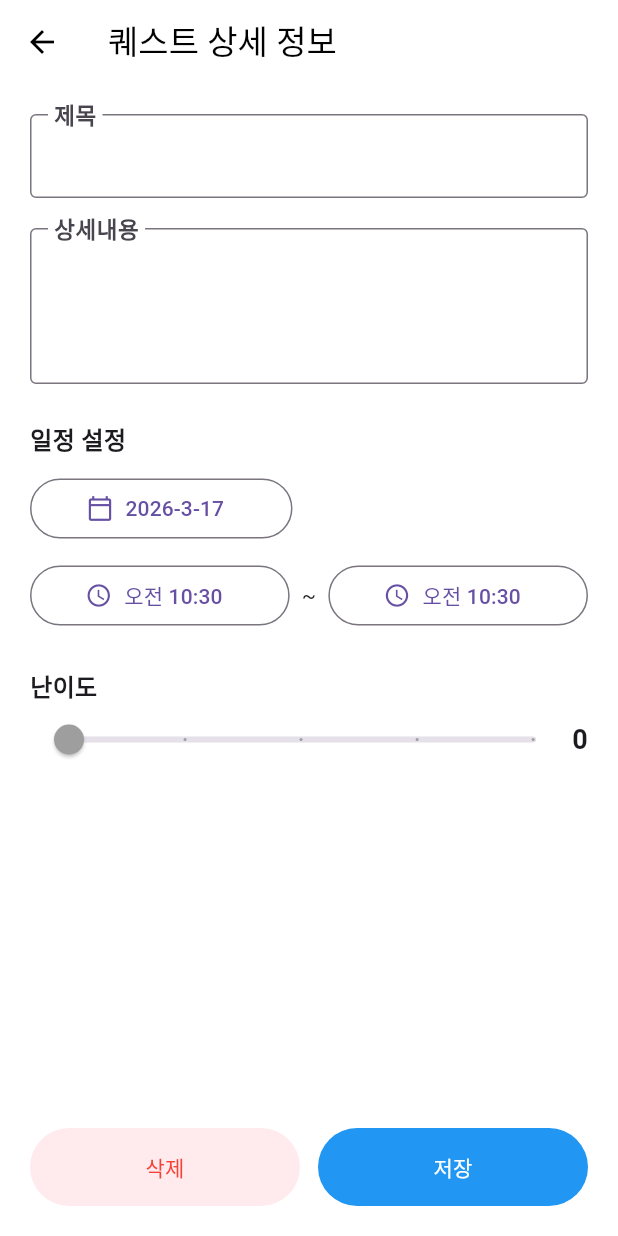
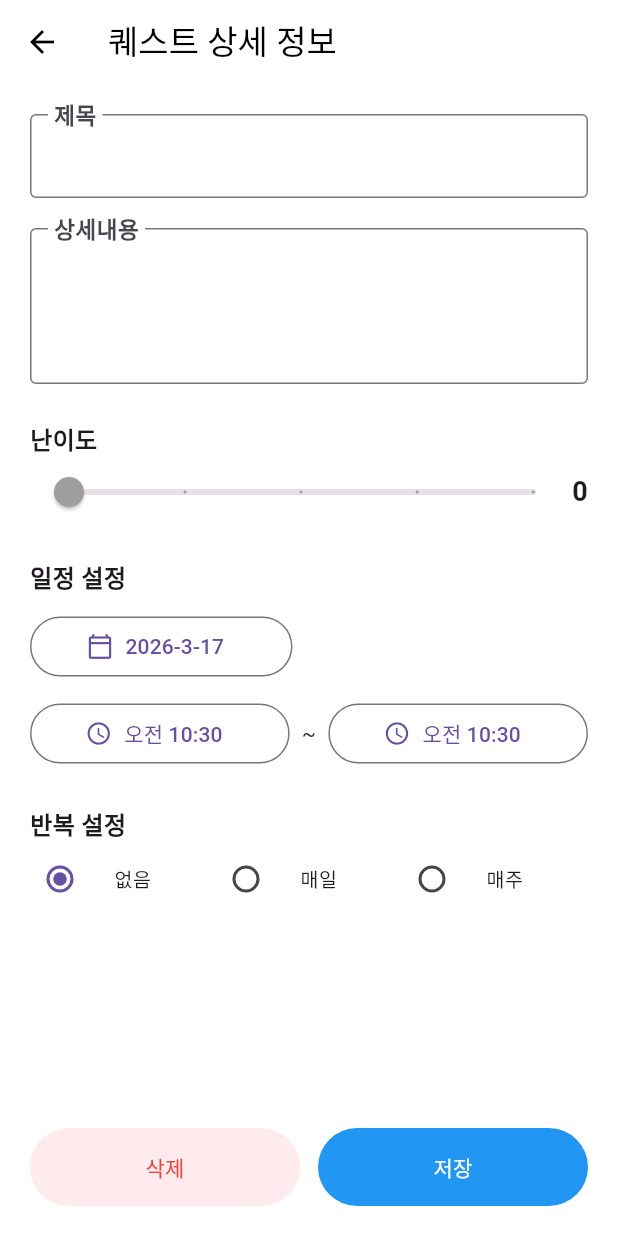
Before and after one commit to AndOne1shot/andone, a Flutter app: the TodoDetailPageView screen opened directly with empty values, on a phone screen of 412 x 824 dp. Run offline on Flutter 3.47's test engine with Material 3 defaults, Android fonts, the phone set to English and light mode, and no system bars; our stand-ins replace cloud_firestore, firebase_core, flutter_riverpod; accounts and stored records are empty; generated files the repository leaves out were written again.

Commit message:
반복도 추가 및 완료 버튼 우측으로 변경

```diff
--- a/lib/model/todo_model.dart
+++ b/lib/model/todo_model.dart
@@ -8,6 +8,7 @@ class TodoModel {
   final DateTime startTime;
   final DateTime endTime;
   final bool isCompleted;
+  final int repeat;
 
   TodoModel({
     required this.id,
@@ -17,6 +18,7 @@ class TodoModel {
     required this.startTime,
     required this.endTime,
     required this.isCompleted,
+    required this.repeat,
   });
 
   factory TodoModel.fromFirestore(DocumentSnapshot doc) {
@@ -29,7 +31,8 @@ class TodoModel {
       // Firestore의 Timestamp를 Dart의 DateTime으로 변환
       startTime: (data['startTime'] as Timestamp).toDate(),
       endTime: (data['endTime'] as Timestamp).toDate(),
-      isCompleted: data['iscompleted'] ?? false,
+      isCompleted: data['isCompleted'] ?? false,
+      repeat: data['repeat'] ?? 0,
     );
   }
 }
--- /dev/null
+++ b/lib/todo_detail_page/repeat_selector.dart
@@ -0,0 +1,61 @@
+import 'package:flutter/material.dart';
+
+enum RepeatType { none, daily, weekly }
+
+class RepeatSelector extends StatelessWidget {
+  final RepeatType value;
+  final ValueChanged<RepeatType> onChanged;
+
+  const RepeatSelector({
+    super.key,
+    required this.value,
+    required this.onChanged,
+  });
+
+  @override
+  Widget build(BuildContext context) {
+    return Column(
+      crossAxisAlignment: CrossAxisAlignment.start,
+      children: [
+        const Text(
+          '반복 설정',
+          style: TextStyle(fontSize: 16, fontWeight: FontWeight.bold),
+        ),
+        Row(
+          children: [
+            Expanded(
+              child: RadioListTile<RepeatType>(
+                title: const Text('없음'),
+                value: RepeatType.none,
+                groupValue: value,
+                onChanged: (v) => onChanged(v!),
+                dense: true,
+                contentPadding: EdgeInsets.zero,
+              ),
+            ),
+            Expanded(
+              child: RadioListTile<RepeatType>(
+                title: const Text('매일'),
+                value: RepeatType.daily,
+                groupValue: value,
+                onChanged: (v) => onChanged(v!),
+                dense: true,
+                contentPadding: EdgeInsets.zero,
+              ),
+            ),
+            Expanded(
+              child: RadioListTile<RepeatType>(
+                title: const Text('매주'),
+                value: RepeatType.weekly,
+                groupValue: value,
+                onChanged: (v) => onChanged(v!),
+                dense: true,
+                contentPadding: EdgeInsets.zero,
+              ),
+            ),
+          ],
+        ),
+      ],
+    );
+  }
+}
--- a/lib/todo_detail_page/todo_detail_page_view.dart
+++ b/lib/todo_detail_page/todo_detail_page_view.dart
@@ -4,6 +4,7 @@ import 'package:flutter/material.dart';
 import 'package:flutter_riverpod/flutter_riverpod.dart';
 import 'package:andone/todo_detail_page/difficulty_slider.dart';
 import 'package:andone/todo_detail_page/schedule_selector.dart';
+import 'package:andone/todo_detail_page/repeat_selector.dart';
 
 class TodoDetailPageView extends ConsumerStatefulWidget {
   final TodoModel todo;
@@ -19,9 +20,12 @@ class _TodoDetailPageViewState extends ConsumerState<TodoDetailPageView> {
   late TextEditingController _contentController;
   late double _difficulty;
 
-  // 날짜 결과만 저장
+  // 날짜 변수
   late DateTime _startDateTime;
   late DateTime _endDateTime;
+
+  // 반복도 변수
+  late RepeatType _repeat;
 
   @override
   void initState() {
@@ -34,6 +38,8 @@ class _TodoDetailPageViewState extends ConsumerState<TodoDetailPageView> {
 
     _startDateTime = widget.todo.startTime;
     _endDateTime = widget.todo.endTime;
+
+    _repeat = RepeatType.values[widget.todo.repeat ?? 0];
   }
 
   @override
@@ -90,21 +96,7 @@ class _TodoDetailPageViewState extends ConsumerState<TodoDetailPageView> {
                 floatingLabelBehavior: FloatingLabelBehavior.always,
               ),
             ),
-
             const SizedBox(height: 25),
-
-            // 일정 설정 (완전 분리)
-            ScheduleSelector(
-              initialStartTime: widget.todo.startTime,
-              initialEndTime: widget.todo.endTime,
-              onChanged: (start, end) {
-                _startDateTime = start;
-                _endDateTime = end;
-              },
-            ),
-
-            const SizedBox(height: 25),
-
             // 난이도 설정
             DifficultySlider(
               difficulty: _difficulty,
@@ -114,9 +106,26 @@ class _TodoDetailPageViewState extends ConsumerState<TodoDetailPageView> {
                 });
               },
             ),
-
+            // 일정 설정
+            ScheduleSelector(
+              initialStartTime: widget.todo.startTime,
+              initialEndTime: widget.todo.endTime,
+              onChanged: (start, end) {
+                _startDateTime = start;
+                _endDateTime = end;
+              },
+            ),
+            const SizedBox(height: 25),
+            // 반복도 설정
+            RepeatSelector(
+              value: _repeat,
+              onChanged: (value) {
+                setState(() {
+                  _repeat = value;
+                });
+              },
+            ),
             const Spacer(),
-
             // 하단 버튼 (삭제 / 저장)
             Row(
               children: [
@@ -124,7 +133,6 @@ class _TodoDetailPageViewState extends ConsumerState<TodoDetailPageView> {
                   child: ElevatedButton(
                     onPressed: () async {
                       await viewModel.deleteTodo(widget.todo.id);
-
                       if (context.mounted) {
                         Navigator.pop(context);
                       }
@@ -138,9 +146,7 @@ class _TodoDetailPageViewState extends ConsumerState<TodoDetailPageView> {
                     child: const Text('삭제'),
                   ),
                 ),
-
                 const SizedBox(width: 12),
-
                 Expanded(
                   child: ElevatedButton(
                     onPressed: () async {
@@ -153,7 +159,6 @@ class _TodoDetailPageViewState extends ConsumerState<TodoDetailPageView> {
                         );
                         return;
                       }
-
                       await viewModel.updateTodo(
                         docId: widget.todo.id,
                         newTitle: _titleController.text,
@@ -161,8 +166,8 @@ class _TodoDetailPageViewState extends ConsumerState<TodoDetailPageView> {
                         difficulty: _difficulty.round(),
                         startTime: _startDateTime,
                         endTime: _endDateTime,
+                        repeat: _repeat.index,
                       );
-
                       if (context.mounted) {
                         Navigator.pop(context);
                       }
```
Also changed, not shown: lib/main_page/main_page_view.dart (+33 -17 lines), lib/todo_detail_page/todo_detail_page_view_model.dart (+4 -3 lines).
